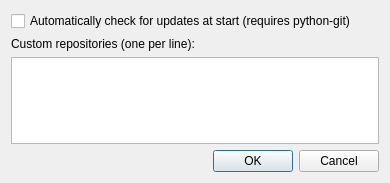
Before: the Qt Designer form src/Mod/AddonManager/AddonManagerOptions.ui in berndhahnebach/All_FreeCAD, drawn with Qt 5.
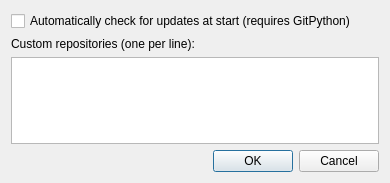
After: the same form once the commit is applied.

Commit message: tooltip: rename python-git to GitPython

Patch:
```diff
--- a/src/Mod/AddonManager/AddonManagerOptions.ui
+++ b/src/Mod/AddonManager/AddonManagerOptions.ui
@@ -22,7 +22,7 @@
 (this requires the python-git package installed on your system)</string>
      </property>
      <property name="text">
-      <string>Automatically check for updates at start (requires python-git)</string>
+      <string>Automatically check for updates at start (requires GitPython)</string>
      </property>
     </widget>
    </item>
```
Left out of the diff: 2 changed lines with no effect on the pictures.
